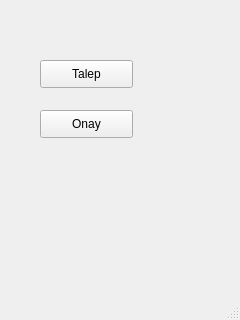
Old version of the form mainWindow.ui in the repository berkbaloglu/Sirket-Lokasyon.
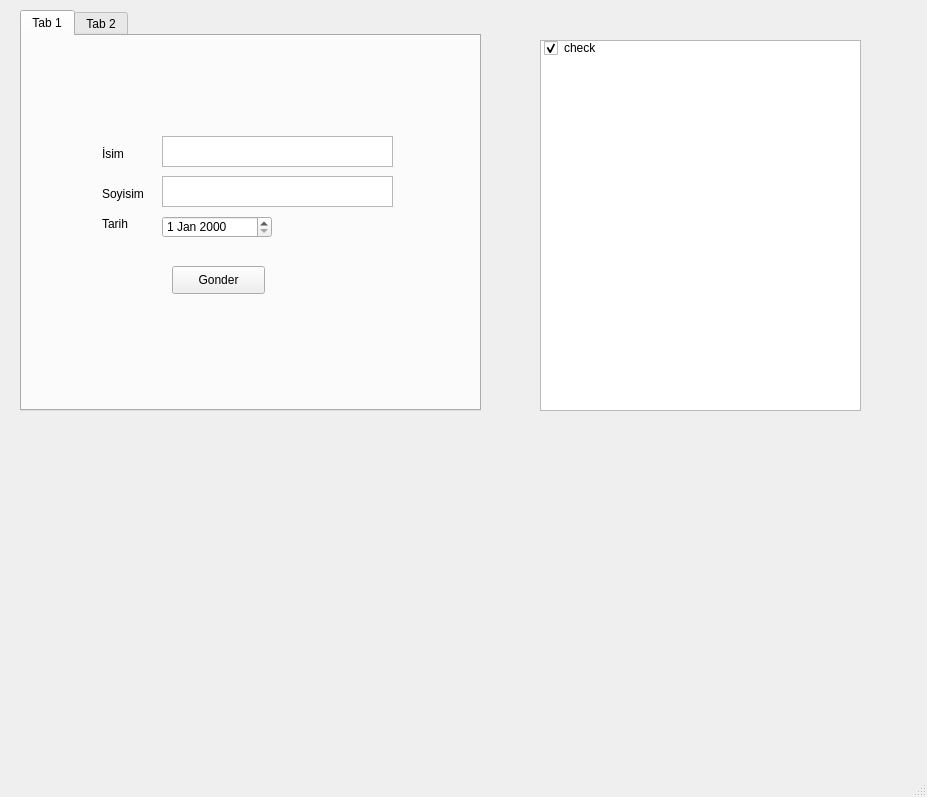
New version of the form. The open tabs and pages were chosen to show the change.

Diff of the .ui file:
```diff
--- a/mainWindow.ui
+++ b/mainWindow.ui
@@ -6,39 +6,181 @@
    <rect>
     <x>0</x>
     <y>0</y>
-    <width>240</width>
-    <height>320</height>
+    <width>927</width>
+    <height>797</height>
    </rect>
   </property>
   <property name="windowTitle">
    <string>MainWindow</string>
   </property>
   <widget class="QWidget" name="centralwidget">
-   <widget class="QPushButton" name="buton1">
+   <widget class="QTabWidget" name="tab_3">
+    <property name="enabled">
+     <bool>true</bool>
+    </property>
     <property name="geometry">
      <rect>
-      <x>40</x>
-      <y>60</y>
-      <width>93</width>
-      <height>28</height>
+      <x>20</x>
+      <y>10</y>
+      <width>461</width>
+      <height>401</height>
      </rect>
     </property>
-    <property name="text">
-     <string>Talep</string>
+    <property name="currentIndex">
+     <number>1</number>
     </property>
+    <widget class="QWidget" name="tab">
+     <attribute name="title">
+      <string>Tab 1</string>
+     </attribute>
+     <widget class="QLabel" name="label">
+      <property name="geometry">
+       <rect>
+        <x>80</x>
+        <y>110</y>
+        <width>55</width>
+        <height>16</height>
+       </rect>
+      </property>
+      <property name="text">
+       <string>İsim</string>
+      </property>
+     </widget>
+     <widget class="QDateEdit" name="dateEdit">
+      <property name="geometry">
+       <rect>
+        <x>140</x>
+        <y>180</y>
+        <width>110</width>
+        <height>22</height>
+       </rect>
+      </property>
+     </widget>
+     <widget class="QLabel" name="label_2">
+      <property name="geometry">
+       <rect>
+        <x>80</x>
+        <y>150</y>
+        <width>55</width>
+        <height>16</height>
+       </rect>
+      </property>
+      <property name="text">
+       <string>Soyisim</string>
+      </property>
+     </widget>
+     <widget class="QTextEdit" name="soyisimtxt">
+      <property name="geometry">
+       <rect>
+        <x>140</x>
+        <y>140</y>
+        <width>231</width>
+        <height>31</height>
+       </rect>
+      </property>
+     </widget>
+     <widget class="QPushButton" name="pushButton">
+      <property name="geometry">
+       <rect>
+        <x>150</x>
+        <y>230</y>
+        <width>93</width>
+        <height>28</height>
+       </rect>
+      </property>
+      <property name="text">
+       <string>Gonder</string>
+      </property>
+     </widget>
+     <widget class="QLabel" name="label_3">
+      <property name="geometry">
+       <rect>
+        <x>80</x>
+        <y>180</y>
+        <width>55</width>
+        <height>16</height>
+       </rect>
+      </property>
+      <property name="text">
+       <string>Tarih</string>
+      </property>
+     </widget>
+     <widget class="QTextEdit" name="textEdit">
+      <property name="geometry">
+       <rect>
+        <x>140</x>
+        <y>100</y>
+        <width>231</width>
+        <height>31</height>
+       </rect>
+      </property>
+     </widget>
+    </widget>
+    <widget class="QWidget" name="tab_2">
+     <attribute name="title">
+      <string>Tab 2</string>
+     </attribute>
+     <widget class="QTextEdit" name="textEdit_2">
+      <property name="geometry">
+       <rect>
+        <x>160</x>
+        <y>120</y>
+        <width>211</width>
+        <height>31</height>
+       </rect>
+      </property>
+     </widget>
+     <widget class="QPushButton" name="pushButton_2">
+      <property name="geometry">
+       <rect>
+        <x>210</x>
+        <y>170</y>
+        <width>93</width>
+        <height>28</height>
+       </rect>
+      </property>
+      <property name="text">
+       <string>Giris</string>
+      </property>
+     </widget>
+     <widget class="QLabel" name="label_4">
+      <property name="geometry">
+       <rect>
+        <x>120</x>
+        <y>60</y>
+        <width>311</width>
+        <height>41</height>
+       </rect>
+      </property>
+      <property name="text">
+       <string>&lt;html&gt;&lt;head/&gt;&lt;body&gt;&lt;p&gt;&lt;span style=&quot; font-size:16pt; color:#17ff17;&quot;&gt;Departman Şifrenizi Girin&lt;/span&gt;&lt;/p&gt;&lt;/body&gt;&lt;/html&gt;</string>
+      </property>
+     </widget>
+    </widget>
    </widget>
-   <widget class="QPushButton" name="buton2">
+   <widget class="QWidget" name="horizontalLayoutWidget">
     <property name="geometry">
      <rect>
-      <x>40</x>
-      <y>110</y>
-      <width>93</width>
-      <height>28</height>
+      <x>540</x>
+      <y>40</y>
+      <width>321</width>
+      <height>371</height>
      </rect>
     </property>
-    <property name="text">
-     <string>Onay</string>
-    </property>
+    <layout class="QHBoxLayout" name="horizontalLayout">
+     <item>
+      <widget class="QListWidget" name="listWidget">
+       <item>
+        <property name="text">
+         <string>check</string>
+        </property>
+        <property name="checkState">
+         <enum>Checked</enum>
+        </property>
+       </item>
+      </widget>
+     </item>
+    </layout>
    </widget>
   </widget>
   <widget class="QMenuBar" name="menubar">
```
Left out of the diff: 2 changed lines with no effect on the pictures.
